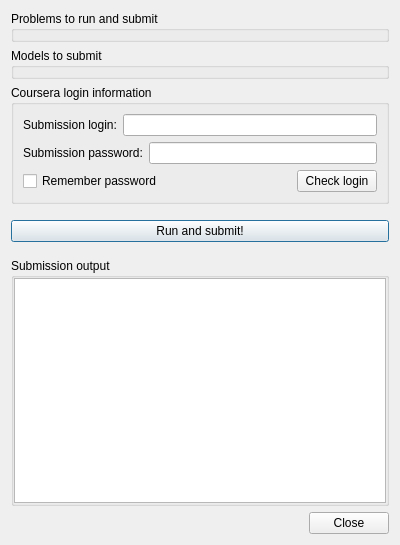
This is MiniZincIDE/courserasubmission.ui in MiniZinc/MiniZincIDE as Qt 5 draws it before an edit. The edited form follows.
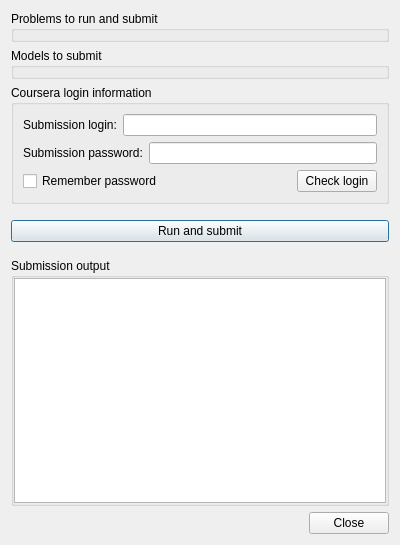
This is the edited form.

Commit message: Add cancel button for Coursera submission

```diff
--- a/MiniZincIDE/courserasubmission.ui
+++ b/MiniZincIDE/courserasubmission.ui
@@ -134,7 +134,7 @@
    <item>
     <widget class="QPushButton" name="runButton">
      <property name="text">
-      <string>Run and submit!</string>
+      <string>Run and submit</string>
      </property>
      <property name="autoDefault">
       <bool>false</bool>
```
Left out of the diff: 4 changed lines with no effect on the pictures. The commit also changes 3 other files.
